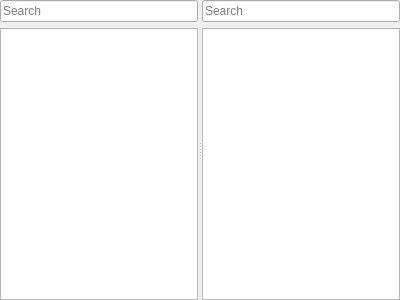
KDE/elf-dissector, file ui/views/dependencyview.ui: the form before one commit.
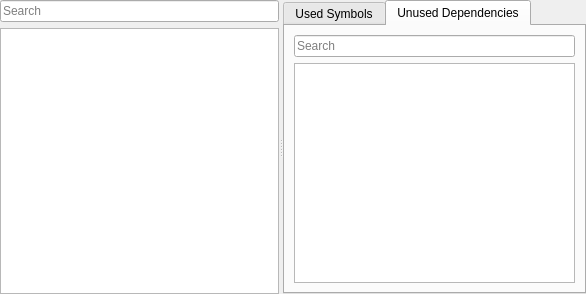
The form after the commit. The open tabs and pages were chosen to show the change.

Commit message: Add proper UI for the unused dependencies check.

Patch:
```diff
--- a/ui/views/dependencyview.ui
+++ b/ui/views/dependencyview.ui
@@ -6,8 +6,8 @@
    <rect>
     <x>0</x>
     <y>0</y>
-    <width>400</width>
-    <height>300</height>
+    <width>586</width>
+    <height>294</height>
    </rect>
   </property>
   <layout class="QVBoxLayout" name="verticalLayout_3">
@@ -52,6 +52,16 @@
      <widget class="QWidget" name="layoutWidget">
       <layout class="QVBoxLayout" name="verticalLayout_2">
        <item>
+        <widget class="QTabWidget" name="tabWidget">
+         <property name="currentIndex">
+          <number>0</number>
+         </property>
+         <widget class="QWidget" name="usedSymbolsTab">
+          <attribute name="title">
+           <string>Used Symbols</string>
+          </attribute>
+          <layout class="QVBoxLayout" name="verticalLayout_4">
+           <item>
         <widget class="QLineEdit" name="symbolSearchLine">
          <property name="placeholderText">
           <string>Search</string>
@@ -69,6 +79,34 @@
          <property name="uniformRowHeights">
           <bool>true</bool>
          </property>
+            </widget>
+           </item>
+          </layout>
+         </widget>
+         <widget class="QWidget" name="unusedDependenciesTab">
+          <attribute name="title">
+           <string>Unused Dependencies</string>
+          </attribute>
+          <layout class="QVBoxLayout" name="verticalLayout_5">
+           <item>
+            <widget class="QLineEdit" name="unusedSearchLine">
+             <property name="placeholderText">
+              <string>Search</string>
+             </property>
+            </widget>
+           </item>
+           <item>
+            <widget class="QTreeView" name="unusedDependencyView">
+             <property name="rootIsDecorated">
+              <bool>false</bool>
+             </property>
+             <property name="uniformRowHeights">
+              <bool>true</bool>
+             </property>
+            </widget>
+           </item>
+          </layout>
+         </widget>
         </widget>
        </item>
       </layout>
```
Lines whose indentation alone changed are shown as unchanged. The commit also changes 4 other files.
